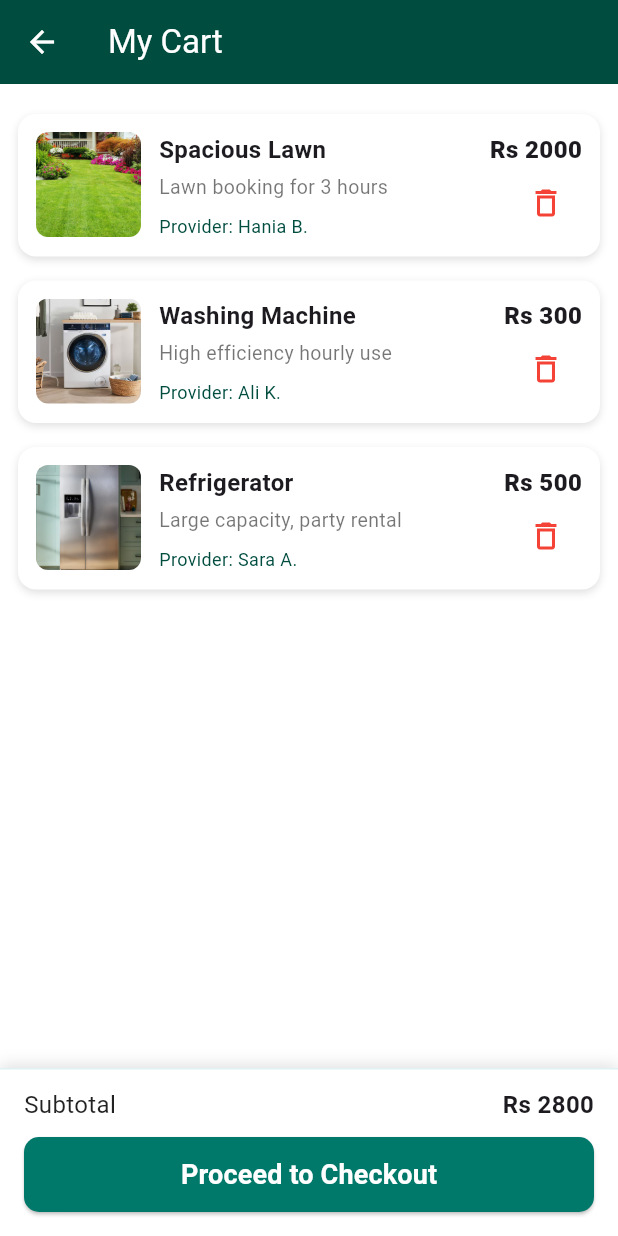
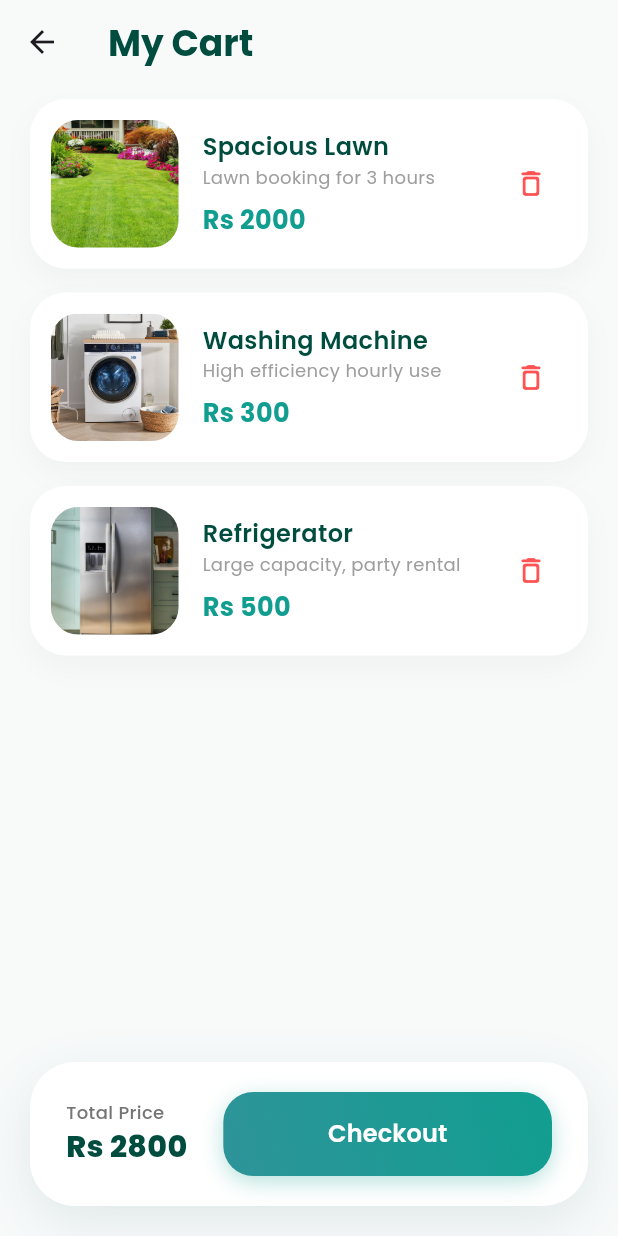
Before and after one commit to Alishba-Sajid/Trade-Aid, a Flutter app: the CartScreen screen opened by its route, on a phone screen of 412 x 824 dp. Run offline on Flutter 3.47's test engine with Material 3 defaults, Android fonts, the phone set to English and light mode, and no system bars; our stand-ins replace geolocator, google_fonts, image_picker.

Commit message:
cart screen

```diff
--- a/frontend/trade_aid_app/lib/screens/cart_screen.dart
+++ b/frontend/trade_aid_app/lib/screens/cart_screen.dart
@@ -1,249 +1,260 @@
 import 'package:flutter/material.dart';
+import 'package:google_fonts/google_fonts.dart';
 
 class CartScreen extends StatefulWidget {
   const CartScreen({super.key});
+
   @override
   State<CartScreen> createState() => _CartScreenState();
 }
 
 class _CartScreenState extends State<CartScreen> {
+  // --- Updated  Palette ---
+  static const Color darkPrimary = Color(0xFF004D40);
+  static const Color backgroundLight = Color(0xFFF8FAFA);
+  static const Color accentTeal = Color(0xFF119E90);
+  static const Color subtleGrey = Color(0xFFF2F2F2);
+
+  static const LinearGradient appGradient = LinearGradient(
+    colors: [Color(0xFF2E9499), Color(0xFF119E90)],
+    begin: Alignment.bottomLeft,
+    end: Alignment.topRight,
+  );
+
   List<Map<String, dynamic>> cartItems = [
-    {
-      'name': 'Spacious Lawn',
-      'price': 2000.0,
-      'image': 'assets/lawn.jpg',
-      'description': 'Lawn booking for 3 hours',
-      'seller': 'Hania B.',
-    },
-    {
-      'name': 'Washing Machine',
-      'price': 300.0,
-      'image': 'assets/washing_machine.jpg',
-      'description': 'High efficiency hourly use',
-      'seller': 'Ali K.',
-    },
-    {
-      'name': 'Refrigerator',
-      'price': 500.0,
-      'image': 'assets/fridge.jpg',
-      'description': 'Large capacity, party rental',
-      'seller': 'Sara A.',
-    },
+    {'name': 'Spacious Lawn', 'price': 2000.0, 'image': 'assets/lawn.jpg', 'description': 'Lawn booking for 3 hours', 'seller': 'Hania B.'},
+    {'name': 'Washing Machine', 'price': 300.0, 'image': 'assets/washing_machine.jpg', 'description': 'High efficiency hourly use', 'seller': 'Ali K.'},
+    {'name': 'Refrigerator', 'price': 500.0, 'image': 'assets/fridge.jpg', 'description': 'Large capacity, party rental', 'seller': 'Sara A.'},
   ];
 
   Set<int> selectedIndexes = {};
+  bool get selectionMode => selectedIndexes.isNotEmpty;
 
-  bool get selectionMode => selectedIndexes.isNotEmpty;
-  double get total =>
-      selectedIndexes.fold(0, (sum, i) => sum + (cartItems[i]['price'] as double));
-
-  static const Color primaryTeal = Color(0xFF004D40);
-  static const Color lightTeal = Color(0xFFE0F2F1);
-  static const Color accentTeal = Color(0xFF00796B);
-  static const Color purpleTeal = Color(0xFFE8EAF6); // purplish background
+  double get currentTotal {
+    if (selectionMode) {
+      return selectedIndexes.fold(0, (sum, i) => sum + (cartItems[i]['price'] as double));
+    }
+    return cartItems.fold(0, (sum, item) => sum + (item['price'] as double));
+  }
 
   @override
   Widget build(BuildContext context) {
     return Scaffold(
-      appBar: AppBar(
-        title:
-            Text(selectionMode ? '${selectedIndexes.length} Selected' : 'My Cart'),
-        backgroundColor: primaryTeal,
-        foregroundColor: Colors.white,
-        actions: selectionMode
-            ? [
-                IconButton(
-                    icon: const Icon(Icons.close),
-                    onPressed: () => setState(() => selectedIndexes.clear())),
-              ]
-            : null,
-      ),
-      body: cartItems.isEmpty
-          ? const Center(child: Text('Your cart is empty!'))
-          : Column(children: [
-              Expanded(
-                child: ListView.builder(
-                  padding: const EdgeInsets.all(12),
-                  itemCount: cartItems.length,
-                  itemBuilder: (context, index) {
-                    final item = cartItems[index];
-                    final isSelected = selectedIndexes.contains(index);
-                    return GestureDetector(
-                      onLongPress: () =>
-                          setState(() => selectedIndexes.add(index)),
-                      onTap: () => setState(() {
-                        if (selectionMode) {
-                          if (isSelected) {
-                            selectedIndexes.remove(index);
-                          } else {
-                            selectedIndexes.add(index);
-                          }
-                        }
-                      }),
-                      child: _buildCartItemCard(item, index, isSelected),
-                    );
-                  },
+      backgroundColor: backgroundLight,
+      body: CustomScrollView(
+        slivers: [
+          _buildModernAppBar(),
+          if (cartItems.isEmpty)
+            SliverFillRemaining(child: _buildEmptyState())
+          else
+            SliverPadding(
+              padding: const EdgeInsets.fromLTRB(20, 10, 20, 120),
+              sliver: SliverList(
+                delegate: SliverChildBuilderDelegate(
+                  (context, index) => _buildPremiumCard(index),
+                  childCount: cartItems.length,
                 ),
               ),
-              _buildBottomBar(context),
-            ]),
+            ),
+        ],
+      ),
+      extendBody: true,
+      bottomNavigationBar: cartItems.isEmpty ? null : _buildFloatingCheckout(),
     );
   }
 
-  Widget _buildCartItemCard(Map<String, dynamic> item, int index, bool isSelected) {
-    return AnimatedContainer(
-      duration: const Duration(milliseconds: 200),
+  Widget _buildModernAppBar() {
+    return SliverAppBar(
+      floating: true,
+      backgroundColor: backgroundLight.withOpacity(0.8),
+      elevation: 0,
+      centerTitle: false,
+      title: Text(
+        selectionMode ? '${selectedIndexes.length} Selected' : 'My Cart',
+        style: GoogleFonts.poppins(color: darkPrimary, fontWeight: FontWeight.w700, fontSize: 24),
+      ),
+      actions: [
+        if (selectionMode)
+          IconButton(
+            icon: const Icon(Icons.deselect_outlined, color: accentTeal),
+            onPressed: () => setState(() => selectedIndexes.clear()),
+          ),
+      ],
+    );
+  }
+
+  Widget _buildPremiumCard(int index) {
+    final item = cartItems[index];
+    final isSelected = selectedIndexes.contains(index);
+
+    return Dismissible(
+      key: Key(item['name'] + index.toString()),
+      direction: DismissDirection.endToStart,
+      onDismissed: (_) => _removeItem(index),
+      background: Container(
+        alignment: Alignment.centerRight,
+        padding: const EdgeInsets.only(right: 25),
         decoration: BoxDecoration(
-        color: isSelected
-            ? lightTeal
-            : selectionMode
-                ? purpleTeal
-                : Colors.white,
-        borderRadius: BorderRadius.circular(12),
-        boxShadow: const [
-          BoxShadow(color: Colors.black12, blurRadius: 4, offset: Offset(0, 2)),
+          color: Colors.redAccent.withOpacity(0.1),
+          borderRadius: BorderRadius.circular(24),
+        ),
+        child: const Icon(Icons.delete_sweep_rounded, color: Colors.redAccent, size: 30),
+      ),
+      child: GestureDetector(
+        onLongPress: () => setState(() => selectedIndexes.add(index)),
+        onTap: () {
+          if (selectionMode) {
+            setState(() => isSelected ? selectedIndexes.remove(index) : selectedIndexes.add(index));
+          }
+        },
+        child: Container(
+          margin: const EdgeInsets.only(bottom: 16),
+          padding: const EdgeInsets.all(12),
+          decoration: BoxDecoration(
+            color: Colors.white,
+            borderRadius: BorderRadius.circular(24),
+            border: Border.all(
+              color: isSelected ? accentTeal : Colors.transparent,
+              width: 2,
+            ),
+            boxShadow: [
+              BoxShadow(color: Colors.black.withOpacity(0.03), blurRadius: 15, offset: const Offset(0, 8)),
             ],
           ),
-      margin: const EdgeInsets.symmetric(vertical: 8),
-      padding: const EdgeInsets.all(12),
           child: Row(
-        crossAxisAlignment: CrossAxisAlignment.start,
             children: [
-          if (selectionMode)
-            Padding(
-              padding: const EdgeInsets.only(right: 8, top: 10),
-              child: Checkbox(
-                value: isSelected,
-                onChanged: (checked) {
-                  setState(() {
-                    if (checked == true) {
-                      selectedIndexes.add(index);
-                    } else {
-                      selectedIndexes.remove(index);
-                    }
-                  });
-                },
-                activeColor: accentTeal,
-                checkColor: Colors.white,
+              // Image container with selection overlay
+              Stack(
+                children: [
+                  ClipRRect(
+                    borderRadius: BorderRadius.circular(18),
+                    child: Container(
+                      width: 85,
+                      height: 85,
+                      color: subtleGrey,
+                      child: Image.asset(item['image'], fit: BoxFit.cover,
+                        errorBuilder: (c, e, s) => const Icon(Icons.inventory_2_outlined, color: accentTeal)),
                     ),
                   ),
-          ClipRRect(
-            borderRadius: BorderRadius.circular(8),
-            child: Image.asset(
-              item['image'],
-              width: 70,
-              height: 70,
-              fit: BoxFit.cover,
-              errorBuilder: (context, error, stackTrace) => Container(
-                width: 70,
-                height: 70,
-                color: lightTeal,
-                alignment: Alignment.center,
-                child: const Icon(Icons.image, color: primaryTeal),
+                  if (isSelected)
+                    Positioned.fill(
+                      child: Container(
+                        decoration: BoxDecoration(
+                          color: darkPrimary.withOpacity(0.4),
+                          borderRadius: BorderRadius.circular(18),
+                        ),
+                        child: const Icon(Icons.check_rounded, color: Colors.white),
                       ),
                     ),
+                ],
               ),
-          const SizedBox(width: 12),
+              const SizedBox(width: 16),
               Expanded(
                 child: Column(
                   crossAxisAlignment: CrossAxisAlignment.start,
                   children: [
-                Text(item['name'],
-                    style: const TextStyle(
-                        fontSize: 16, fontWeight: FontWeight.bold)),
-                const SizedBox(height: 4),
-                Text(item['description'],
-                    style: const TextStyle(fontSize: 13, color: Colors.black54)),
+                    Text(item['name'], style: GoogleFonts.poppins(fontWeight: FontWeight.w600, fontSize: 16, color: darkPrimary)),
+                    Text(item['description'], style: GoogleFonts.poppins(fontSize: 12, color: Colors.grey[500]), maxLines: 1),
                     const SizedBox(height: 8),
-                Text('Provider: ${item['seller']}',
-                    style:
-                        const TextStyle(fontSize: 12, color: primaryTeal)),
+                    Text('Rs ${item['price'].toStringAsFixed(0)}', style: GoogleFonts.poppins(fontWeight: FontWeight.w700, fontSize: 17, color: accentTeal)),
                   ],
                 ),
               ),
+              // Delete Button
+              IconButton(
+                icon: const Icon(Icons.delete_outline_rounded, color: Colors.redAccent, size: 22),
+                onPressed: () => _removeItem(index),
+              ),
+            ],
+          ),
+        ),
+      ),
+    );
+  }
+
+  Widget _buildFloatingCheckout() {
+    return Container(
+      margin: const EdgeInsets.all(20),
+      padding: const EdgeInsets.symmetric(horizontal: 24, vertical: 20),
+      decoration: BoxDecoration(
+        color: Colors.white,
+        borderRadius: BorderRadius.circular(30),
+        boxShadow: [
+          BoxShadow(color: darkPrimary.withOpacity(0.1), blurRadius: 30, offset: const Offset(0, 10)),
+        ],
+      ),
+      child: Row(
+        children: [
           Column(
-            crossAxisAlignment: CrossAxisAlignment.end,
+            mainAxisSize: MainAxisSize.min,
+            crossAxisAlignment: CrossAxisAlignment.start,
             children: [
-              Text('Rs ${item['price'].toStringAsFixed(0)}',
-                  style: const TextStyle(
-                      fontSize: 16, fontWeight: FontWeight.w800)),
-              IconButton(
-                icon: const Icon(Icons.delete_outline, color: Colors.red),
-                onPressed: () => _removeItem(index),
-              )
+              Text(selectionMode ? 'Selected Total' : 'Total Price',
+                style: GoogleFonts.poppins(fontSize: 12, color: Colors.grey[600], fontWeight: FontWeight.w500)),
+              Text('Rs ${currentTotal.toStringAsFixed(0)}',
+                style: GoogleFonts.poppins(fontSize: 20, color: darkPrimary, fontWeight: FontWeight.w800)),
             ],
-          )
+          ),
+          const SizedBox(width: 24),
+          Expanded(
+            child: Container(
+              height: 56,
+              decoration: BoxDecoration(
+                gradient: appGradient,
+                borderRadius: BorderRadius.circular(20),
+                boxShadow: [
+                  BoxShadow(color: accentTeal.withOpacity(0.3), blurRadius: 12, offset: const Offset(0, 4)),
+                ],
+              ),
+              child: ElevatedButton(
+                onPressed: () {},
+                style: ElevatedButton.styleFrom(
+                  backgroundColor: Colors.transparent,
+                  shadowColor: Colors.transparent,
+                  shape: RoundedRectangleBorder(borderRadius: BorderRadius.circular(20)),
+                ),
+                child: Text(
+                  selectionMode ? 'Checkout (${selectedIndexes.length})' : 'Checkout',
+                  style: GoogleFonts.poppins(color: Colors.white, fontWeight: FontWeight.w600, fontSize: 16),
+                ),
+              ),
+            ),
+          ),
         ],
       ),
     );
   }
 
-  Widget _buildBottomBar(BuildContext context) {
-    if (!selectionMode) {
-      final totalAll = cartItems.fold(
-          0.0, (sum, item) => sum + (item['price'] as double));
-      return _checkoutBar(context, 'Subtotal', totalAll, true);
-    }
-    return _checkoutBar(context, 'Selected Total', total, false);
-  }
-
-  Widget _checkoutBar(
-      BuildContext context, String label, double amt, bool fullCart) {
-    return Container(
-      decoration: const BoxDecoration(
-        color: Colors.white,
-        border: Border(top: BorderSide(color: lightTeal, width: 1)),
-        boxShadow: [
-          BoxShadow(
-            color: Colors.black12,
-            blurRadius: 8,
-            offset: Offset(0, -2),
+  Widget _buildEmptyState() {
+    return Center(
+      child: Column(
+        mainAxisAlignment: MainAxisAlignment.center,
+        children: [
+          Container(
+            padding: const EdgeInsets.all(30),
+            decoration: const BoxDecoration(color: subtleGrey, shape: BoxShape.circle),
+            child: const Icon(Icons.shopping_cart_outlined, size: 60, color: accentTeal),
           ),
-        ],
-      ),
-      padding: const EdgeInsets.fromLTRB(16, 12, 16, 16),
-      child: Column(
-        mainAxisSize: MainAxisSize.min,
-        children: [
-          Row(mainAxisAlignment: MainAxisAlignment.spaceBetween, children: [
-            Text(label,
-                style: const TextStyle(fontSize: 16, color: Colors.black87)),
-            Text('Rs ${amt.toStringAsFixed(0)}',
-                style: const TextStyle(fontSize: 16, fontWeight: FontWeight.w600))
-          ]),
-          const SizedBox(height: 10),
-          SizedBox(
-            width: double.infinity,
-            height: 50,
-            child: ElevatedButton(
-              onPressed: amt > 0
-                  ? () {
-                      ScaffoldMessenger.of(context).showSnackBar(SnackBar(
-                          content: Text(
-                              'Proceeding with ${selectionMode ? selectedIndexes.length : 'all'} item(s)...')));
-                    }
-                  : null,
-              style: ElevatedButton.styleFrom(
-                backgroundColor: accentTeal,
-                foregroundColor: Colors.white,
-                shape: RoundedRectangleBorder(
-                    borderRadius: BorderRadius.circular(10)),
-              ),
-              child: Text(
-                selectionMode ? 'Checkout Selected' : 'Proceed to Checkout',
-                style:
-                    const TextStyle(fontSize: 18, fontWeight: FontWeight.bold),
-              ),
-            ),
-          )
+          const SizedBox(height: 20),
+          Text('Your cart is empty', style: GoogleFonts.poppins(fontSize: 20, fontWeight: FontWeight.w700, color: darkPrimary)),
+          Text('Items you add will appear here', style: GoogleFonts.poppins(color: Colors.grey)),
         ],
       ),
     );
   }
 
   void _removeItem(int i) {
-    setState(() => cartItems.removeAt(i));
-    ScaffoldMessenger.of(context)
-        .showSnackBar(const SnackBar(content: Text('Item removed')));
+    setState(() {
+      cartItems.removeAt(i);
+      selectedIndexes.remove(i);
+    });
+    ScaffoldMessenger.of(context).showSnackBar(
+      SnackBar(
+        content: const Text('Item removed from cart'),
+        behavior: SnackBarBehavior.floating,
+        shape: RoundedRectangleBorder(borderRadius: BorderRadius.circular(10)),
+        backgroundColor: darkPrimary,
+      ),
+    );
   }
 }
--- a/frontend/trade_aid_app/pubspec.yaml
+++ b/frontend/trade_aid_app/pubspec.yaml
@@ -16,6 +16,7 @@ dependencies:
   image_picker: ^1.1.1
   change_app_package_name: ^1.5.0
   share_plus: ^12.0.1
+  google_fonts: ^7.0.1
 
 dev_dependencies:
   flutter_test:
```
Lines whose indentation alone changed are shown as unchanged.
